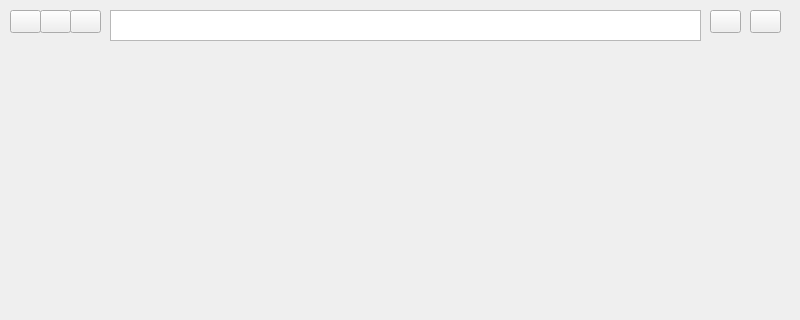
pmqueiroz/web-browser, file src/Common/simpleFrontPage.ui: the form before one commit; both pictures show x 0 to 800 and y 0 to 320 of the 800 by 600 pixel window.
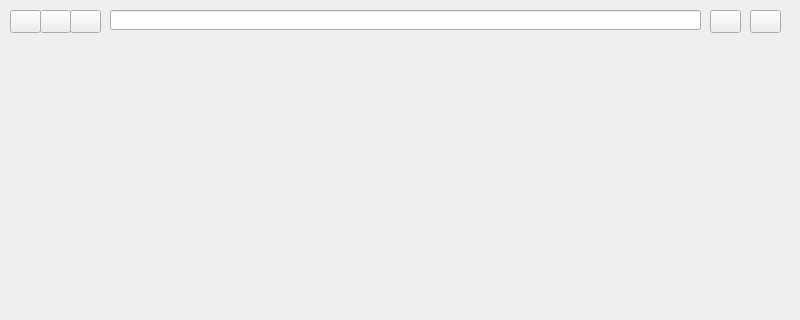
The form after the commit. Icons and pictures are not drawn.

The edit to the form file:
```diff
--- a/src/Common/simpleFrontPage.ui
+++ b/src/Common/simpleFrontPage.ui
@@ -106,13 +106,13 @@
       <normaloff>../img/options.svg</normaloff>../img/options.svg</iconset>
     </property>
    </widget>
-   <widget class="QTextEdit" name="browserInput">
+   <widget class="QLineEdit" name="lineEdit">
     <property name="geometry">
      <rect>
       <x>110</x>
       <y>10</y>
       <width>591</width>
-      <height>31</height>
+      <height>20</height>
      </rect>
     </property>
    </widget>
```
